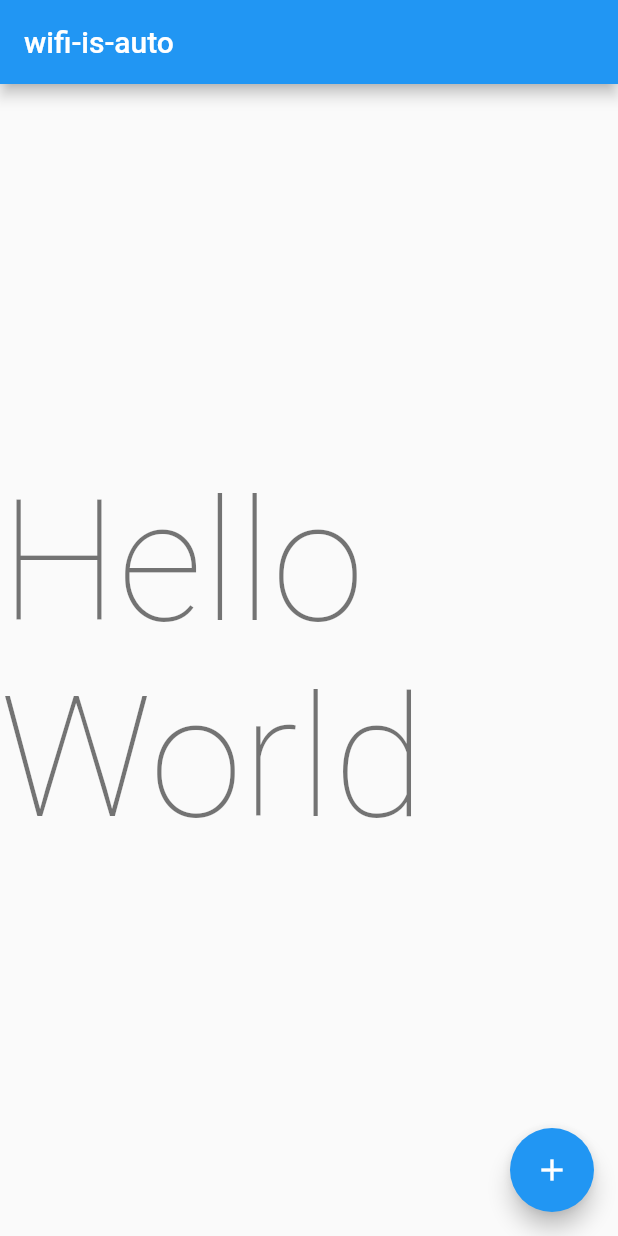
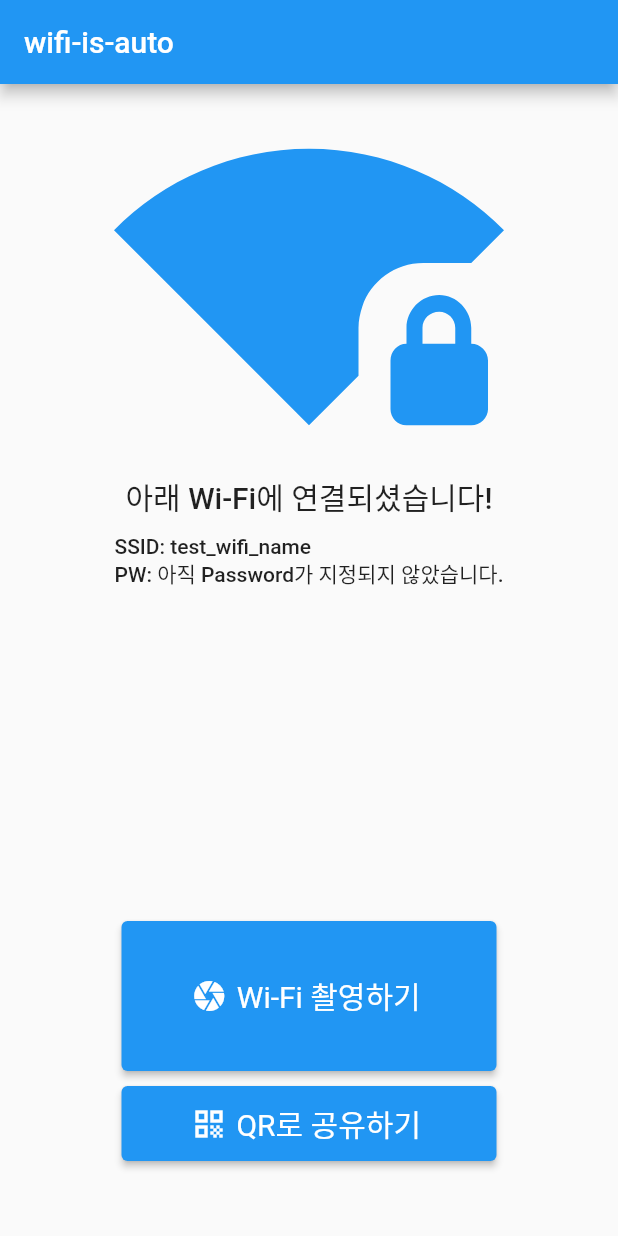
Before and after one commit to you4rin/wifi-is-auto, a Flutter app: the screen it shows after launch, on a phone screen of 412 x 824 dp. Run offline on Flutter 3.47's test engine with Material 2 defaults, Android fonts, the phone set to English and light mode, and no system bars.

Commit message:
feat: 메인화면 구현

```diff
--- a/lib/views/main_page.dart
+++ b/lib/views/main_page.dart
@@ -5,6 +5,8 @@ class MainPage extends StatefulWidget {
   const MainPage({Key? key, required this.title}) : super(key: key);
 
   final String title;
+  final String wifiSsid = 'test_wifi_name';
+  final String wifiPassword = '아직 Password가 지정되지 않았습니다.';
 
   @override
   State<MainPage> createState() => _MainPageState();
@@ -20,14 +22,70 @@ class _MainPageState extends State<MainPage> {
         title: Text(widget.title),
       ),
       body: Center(
-        child: Text(
-          'Hello World',
-          style: Theme.of(context).textTheme.headline1,
-        ),
-      ),
-      floatingActionButton: FloatingActionButton(
-        onPressed: () {},
-        child: const Icon(Icons.add),
+        child: Column(
+          mainAxisAlignment: MainAxisAlignment.spaceBetween,
+          children: [
+            Column(
+              children: [
+                Icon(
+                  Icons.signal_wifi_4_bar_lock,
+                  color: Colors.blue,
+                  size: 260.0,
+                ),
+                Text(
+                  '아래 Wi-Fi에 연결되셨습니다!',
+                  style: Theme.of(context).textTheme.titleLarge,
+                ),
+                SizedBox(height: 10.0),
+                Column(
+                  crossAxisAlignment: CrossAxisAlignment.start,
+                  children: [
+                    Text(
+                      'SSID: ${widget.wifiSsid}',
+                      style: Theme.of(context).textTheme.bodyLarge,
+                    ),
+                    Text(
+                      'PW: ${widget.wifiPassword}',
+                      style: Theme.of(context).textTheme.bodyLarge,
+                    ),
+                  ],
+                ),
+              ],
+            ),
+            Column(
+              children: [
+                SizedBox(
+                  width: 250,
+                  height: 100,
+                  child: ElevatedButton.icon(
+                    icon: Icon(Icons.camera),
+                    label: Text('Wi-Fi 촬영하기'),
+                    onPressed: () {},
+                    style: ElevatedButton.styleFrom(
+                      textStyle: const TextStyle(fontSize: 20)
+                    ),
+                  ),
+                ),
+                SizedBox(
+                  height: 10,
+                ),
+                SizedBox(
+                  width: 250,
+                  height: 50,
+                  child: ElevatedButton.icon(
+                    icon: Icon(Icons.qr_code),
+                    label: Text('QR로 공유하기'),
+                    onPressed: () {},
+                    style: ElevatedButton.styleFrom(
+                      textStyle: const TextStyle(fontSize: 20)
+                    ),
+                  ),
+                ),
+                SizedBox(height: 50.0),
+              ],
+            )
+          ],
+        )
       ),
     );
   }
```
